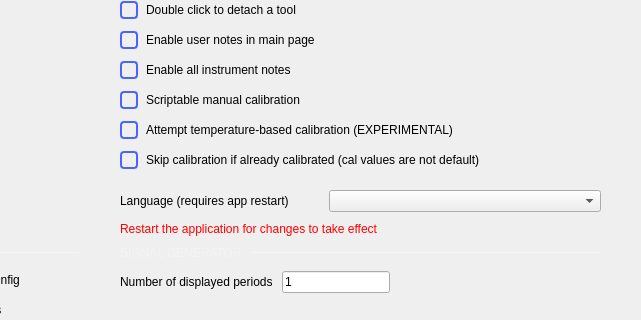
Old version of the form ui/preferences.ui in the repository analogdevicesinc/scopy; both pictures show x 441 to 1082 and y 95 to 415 of the 1082 by 777 pixel window.
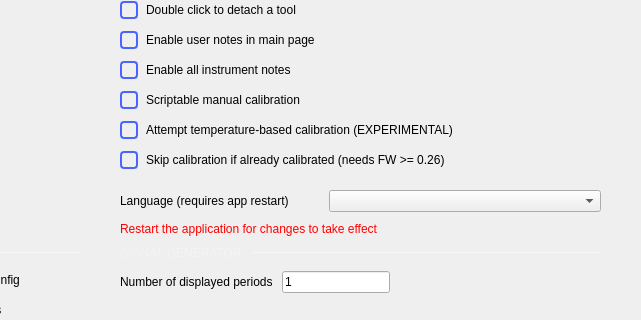
New version of the form. Custom widgets are drawn as their Qt base class.

Commit message: Preferences: specify required version for skip calibration preference

Diff of the .ui file:
```diff
--- a/ui/preferences.ui
+++ b/ui/preferences.ui
@@ -1747,7 +1747,7 @@
              <item>
               <widget class="QLabel" name="label_26">
                <property name="text">
-                <string>Skip calibration if already calibrated (cal values are not default)</string>
+                <string>Skip calibration if already calibrated (needs FW &gt;= 0.26)</string>
                </property>
               </widget>
              </item>
```
